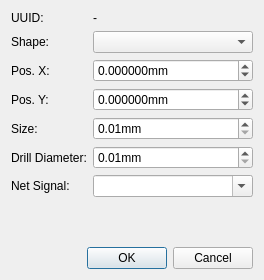
First picture: the form in libs/librepcb/projecteditor/boardeditor/boardviapropertiesdialog.ui, repository LibrePCB/LibrePCB, before the edit.
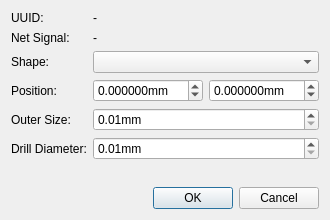
Second picture: the form after the edit.

Commit message: Use the new BI_NetSegment class in the board editor logic

Patch:
```diff
--- a/libs/librepcb/projecteditor/boardeditor/boardviapropertiesdialog.ui
+++ b/libs/librepcb/projecteditor/boardeditor/boardviapropertiesdialog.ui
@@ -6,8 +6,8 @@
    <rect>
     <x>0</x>
     <y>0</y>
-    <width>264</width>
-    <height>280</height>
+    <width>330</width>
+    <height>220</height>
    </rect>
   </property>
   <property name="windowTitle">
@@ -34,64 +34,73 @@
       </widget>
      </item>
      <item row="1" column="0">
-      <widget class="QLabel" name="label">
+      <widget class="QLabel" name="label_4">
        <property name="text">
-        <string>Shape:</string>
+        <string>Net Signal:</string>
        </property>
       </widget>
      </item>
      <item row="1" column="1">
-      <widget class="QComboBox" name="cbxShape"/>
+      <widget class="QLabel" name="lblNetSignal">
+       <property name="text">
+        <string>-</string>
+       </property>
+      </widget>
      </item>
      <item row="2" column="0">
-      <widget class="QLabel" name="label_5">
+      <widget class="QLabel" name="label">
        <property name="text">
-        <string>Pos. X:</string>
+        <string>Shape:</string>
        </property>
       </widget>
      </item>
      <item row="2" column="1">
-      <widget class="QDoubleSpinBox" name="spbxPosX">
-       <property name="sizePolicy">
-        <sizepolicy hsizetype="Preferred" vsizetype="Fixed">
-         <horstretch>0</horstretch>
-         <verstretch>0</verstretch>
-        </sizepolicy>
-       </property>
-       <property name="maximumSize">
-        <size>
-         <width>16777215</width>
-         <height>16777215</height>
-        </size>
-       </property>
-       <property name="buttonSymbols">
-        <enum>QAbstractSpinBox::UpDownArrows</enum>
-       </property>
-       <property name="suffix">
-        <string>mm</string>
-       </property>
-       <property name="decimals">
-        <number>6</number>
-       </property>
-       <property name="minimum">
-        <double>-2000.000000000000000</double>
-       </property>
-       <property name="maximum">
-        <double>2000.000000000000000</double>
-       </property>
-       <property name="singleStep">
-        <double>2.540000000000000</double>
-       </property>
-      </widget>
+      <widget class="QComboBox" name="cbxShape"/>
      </item>
      <item row="3" column="0">
-      <widget class="QLabel" name="label_6">
+      <widget class="QLabel" name="label_5">
        <property name="text">
-        <string>Pos. Y:</string>
+        <string>Position:</string>
        </property>
       </widget>
      </item>
      <item row="3" column="1">
+      <layout class="QHBoxLayout" name="horizontalLayout">
+       <item>
+        <widget class="QDoubleSpinBox" name="spbxPosX">
+         <property name="sizePolicy">
+          <sizepolicy hsizetype="Preferred" vsizetype="Fixed">
+           <horstretch>0</horstretch>
+           <verstretch>0</verstretch>
+          </sizepolicy>
+         </property>
+         <property name="maximumSize">
+          <size>
+           <width>16777215</width>
+           <height>16777215</height>
+          </size>
+         </property>
+         <property name="buttonSymbols">
+          <enum>QAbstractSpinBox::UpDownArrows</enum>
+         </property>
+         <property name="suffix">
+          <string>mm</string>
+         </property>
+         <property name="decimals">
+          <number>6</number>
+         </property>
+         <property name="minimum">
+          <double>-2000.000000000000000</double>
+         </property>
+         <property name="maximum">
+          <double>2000.000000000000000</double>
+         </property>
+         <property name="singleStep">
+          <double>2.540000000000000</double>
+         </property>
+        </widget>
+       </item>
+       <item>
       <widget class="QDoubleSpinBox" name="spbxPosY">
        <property name="sizePolicy">
         <sizepolicy hsizetype="Preferred" vsizetype="Fixed">
@@ -125,10 +134,12 @@
        </property>
       </widget>
      </item>
+      </layout>
+     </item>
      <item row="4" column="0">
       <widget class="QLabel" name="label_2">
        <property name="text">
-        <string>Size:</string>
+        <string>Outer Size:</string>
        </property>
       </widget>
      </item>
@@ -165,20 +176,6 @@
        </property>
       </widget>
      </item>
-     <item row="6" column="0">
-      <widget class="QLabel" name="label_4">
-       <property name="text">
-        <string>Net Signal:</string>
-       </property>
-      </widget>
-     </item>
-     <item row="6" column="1">
-      <widget class="QComboBox" name="cbxNetSignal">
-       <property name="editable">
-        <bool>true</bool>
-       </property>
-      </widget>
-     </item>
     </layout>
    </item>
    <item>
```
Lines whose indentation alone changed are shown as unchanged. The commit also changes 21 other files.
